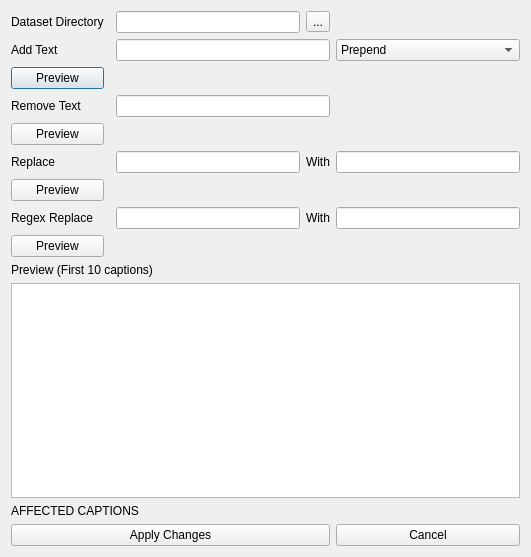
Qt form modules/ui/views/windows/bulk_caption.ui (HashakGik/OneTrainer-QT6) before a commit.
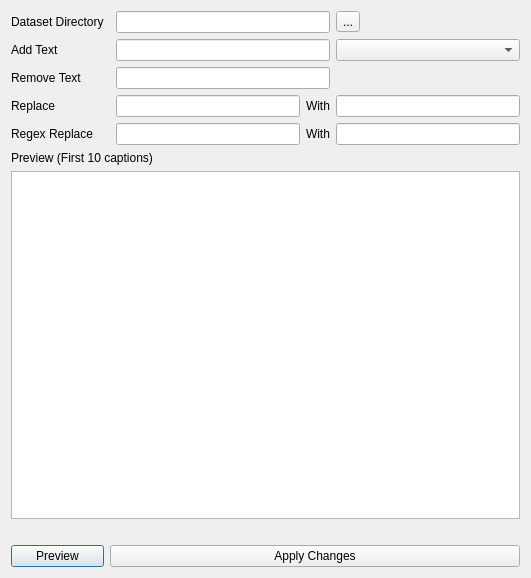
The same form after that commit.

Commit message: Added Bulk Caption Tools.

The edit to the form file:
```diff
--- a/modules/ui/views/windows/bulk_caption.ui
+++ b/modules/ui/views/windows/bulk_caption.ui
@@ -10,7 +10,7 @@
     <x>0</x>
     <y>0</y>
     <width>531</width>
-    <height>557</height>
+    <height>578</height>
    </rect>
   </property>
   <property name="sizePolicy">
@@ -29,6 +29,16 @@
    <bool>true</bool>
   </property>
   <layout class="QGridLayout" name="gridLayout">
+   <item row="10" column="0" colspan="5">
+    <widget class="QLabel" name="statusLbl">
+     <property name="text">
+      <string/>
+     </property>
+    </widget>
+   </item>
+   <item row="1" column="2" colspan="2">
+    <widget class="QLineEdit" name="directoryLed"/>
+   </item>
    <item row="1" column="0">
     <widget class="QLabel" name="label_3">
      <property name="text">
@@ -39,15 +49,8 @@
      </property>
     </widget>
    </item>
-   <item row="7" column="3">
-    <widget class="QLabel" name="label_5">
-     <property name="text">
-      <string>With</string>
-     </property>
-    </widget>
-   </item>
-   <item row="12" column="0" colspan="5">
-    <widget class="QPlainTextEdit" name="plainTextEdit">
+   <item row="9" column="0" colspan="5">
+    <widget class="QPlainTextEdit" name="previewTed">
      <property name="lineWrapMode">
       <enum>QPlainTextEdit::LineWrapMode::NoWrap</enum>
      </property>
@@ -56,82 +59,57 @@
      </property>
     </widget>
    </item>
-   <item row="9" column="2">
-    <widget class="QLineEdit" name="lineEdit_5"/>
-   </item>
-   <item row="7" column="0">
-    <widget class="QLabel" name="label_4">
+   <item row="11" column="0">
+    <widget class="QPushButton" name="previewBtn">
      <property name="text">
-      <string>Replace</string>
+      <string>Preview</string>
      </property>
     </widget>
    </item>
+   <item row="5" column="2">
+    <widget class="QLineEdit" name="replaceLed"/>
+   </item>
+   <item row="3" column="2" colspan="2">
+    <widget class="QLineEdit" name="addLed"/>
+   </item>
+   <item row="4" column="2" colspan="2">
+    <widget class="QLineEdit" name="removeLed"/>
+   </item>
    <item row="4" column="0">
-    <widget class="QPushButton" name="pushButton">
+    <widget class="QLabel" name="label_2">
      <property name="text">
-      <string>Preview</string>
+      <string>Remove Text</string>
      </property>
     </widget>
    </item>
-   <item row="9" column="4">
-    <widget class="QLineEdit" name="lineEdit_6"/>
-   </item>
-   <item row="14" column="0" colspan="4">
-    <widget class="QPushButton" name="convertBtn">
-     <property name="text">
-      <string>Apply Changes</string>
-     </property>
-    </widget>
-   </item>
-   <item row="9" column="0">
+   <item row="6" column="0">
     <widget class="QLabel" name="label_6">
      <property name="text">
       <string>Regex Replace</string>
      </property>
     </widget>
    </item>
-   <item row="9" column="3">
-    <widget class="QLabel" name="label_7">
-     <property name="text">
-      <string>With</string>
-     </property>
-    </widget>
-   </item>
-   <item row="10" column="0">
-    <widget class="QPushButton" name="pushButton_4">
-     <property name="text">
-      <string>Preview</string>
-     </property>
-    </widget>
-   </item>
-   <item row="11" column="0" colspan="5">
+   <item row="8" column="0" colspan="5">
     <widget class="QLabel" name="label_8">
      <property name="text">
       <string>Preview (First 10 captions)</string>
      </property>
     </widget>
    </item>
-   <item row="6" column="0">
-    <widget class="QPushButton" name="pushButton_2">
-     <property name="text">
-      <string>Preview</string>
-     </property>
-    </widget>
+   <item row="5" column="4">
+    <widget class="QLineEdit" name="replaceWithLed"/>
    </item>
-   <item row="14" column="4">
-    <widget class="QPushButton" name="pushButton_5">
+   <item row="6" column="3">
+    <widget class="QLabel" name="label_7">
      <property name="text">
-      <string>Cancel</string>
+      <string>With</string>
      </property>
     </widget>
    </item>
-   <item row="7" column="4">
-    <widget class="QLineEdit" name="lineEdit_4"/>
-   </item>
-   <item row="5" column="0">
-    <widget class="QLabel" name="label_2">
+   <item row="5" column="3">
+    <widget class="QLabel" name="label_5">
      <property name="text">
-      <string>Remove Text</string>
+      <string>With</string>
      </property>
     </widget>
    </item>
@@ -142,52 +120,35 @@
      </property>
     </widget>
    </item>
-   <item row="8" column="0">
-    <widget class="QPushButton" name="pushButton_3">
-     <property name="text">
-      <string>Preview</string>
-     </property>
-    </widget>
-   </item>
-   <item row="7" column="2">
-    <widget class="QLineEdit" name="lineEdit_3"/>
-   </item>
-   <item row="13" column="0" colspan="5">
-    <widget class="QLabel" name="label_9">
-     <property name="text">
-      <string>AFFECTED CAPTIONS</string>
-     </property>
-    </widget>
-   </item>
-   <item row="3" column="4">
-    <widget class="QComboBox" name="comboBox">
-     <item>
-      <property name="text">
-       <string>Prepend</string>
-      </property>
-     </item>
-     <item>
-      <property name="text">
-       <string>Append</string>
-      </property>
-     </item>
-    </widget>
-   </item>
-   <item row="1" column="2">
-    <widget class="QLineEdit" name="inputLed"/>
-   </item>
-   <item row="1" column="3">
-    <widget class="QToolButton" name="inputBtn">
+   <item row="1" column="4">
+    <widget class="QToolButton" name="directoryBtn">
      <property name="text">
       <string>...</string>
      </property>
     </widget>
    </item>
-   <item row="3" column="2" colspan="2">
-    <widget class="QLineEdit" name="lineEdit"/>
+   <item row="11" column="1" colspan="4">
+    <widget class="QPushButton" name="applyBtn">
+     <property name="text">
+      <string>Apply Changes</string>
+     </property>
+    </widget>
    </item>
-   <item row="5" column="2" colspan="2">
-    <widget class="QLineEdit" name="lineEdit_2"/>
+   <item row="6" column="2">
+    <widget class="QLineEdit" name="regexLed"/>
+   </item>
+   <item row="5" column="0">
+    <widget class="QLabel" name="label_4">
+     <property name="text">
+      <string>Replace</string>
+     </property>
+    </widget>
+   </item>
+   <item row="3" column="4">
+    <widget class="QComboBox" name="addCmb"/>
+   </item>
+   <item row="6" column="4">
+    <widget class="QLineEdit" name="regexWithLed"/>
    </item>
   </layout>
  </widget>
```
Left out of the diff: 16 changed lines with no effect on the pictures. The commit also changes 4 other files.
